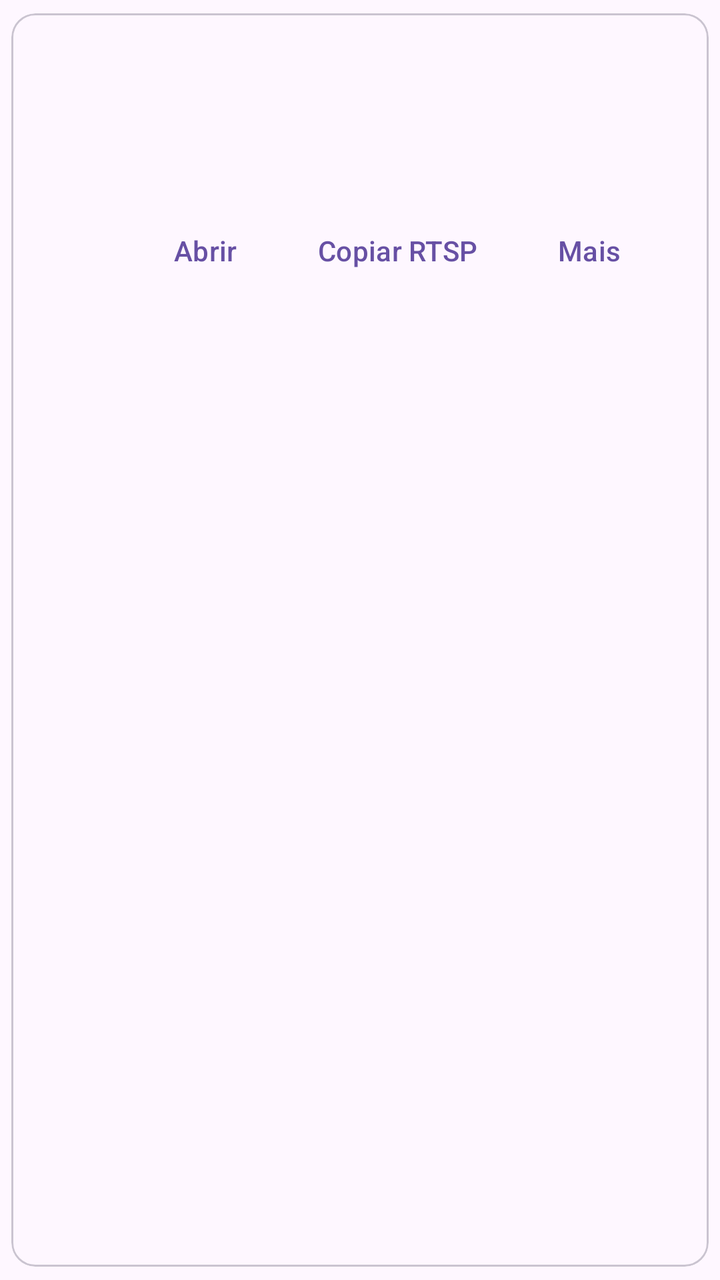
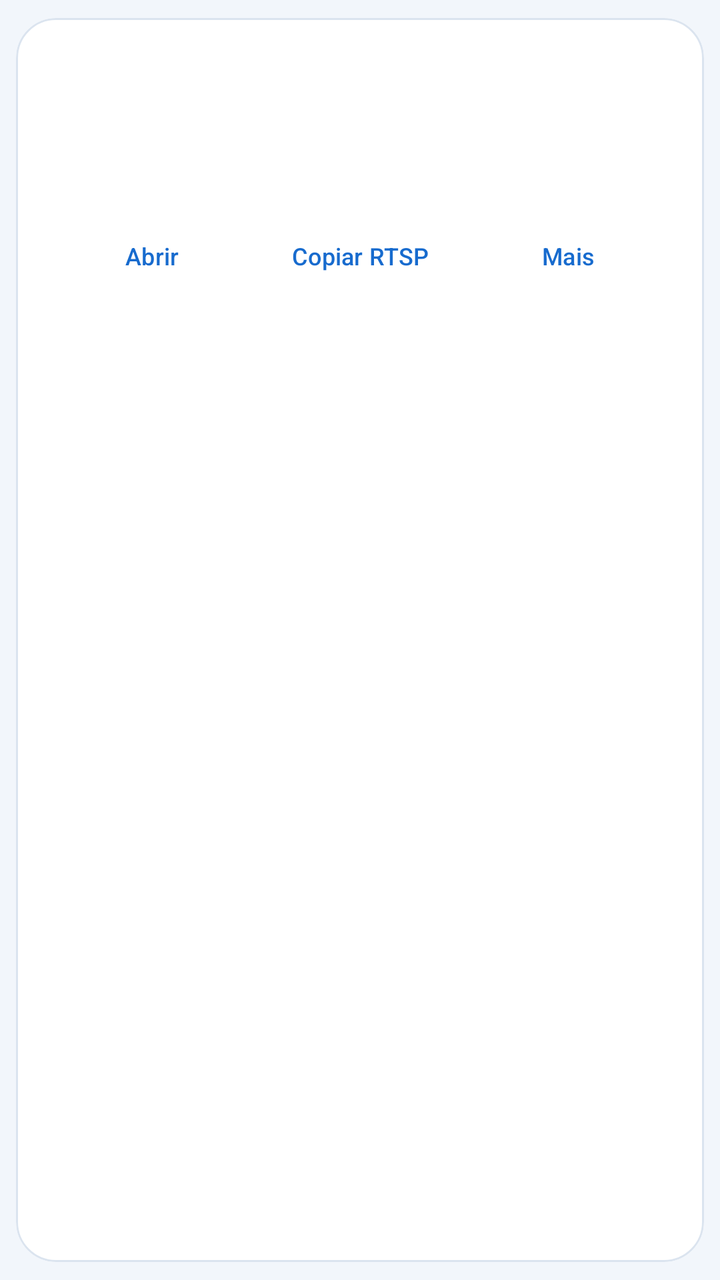

Before-and-after screenshots of an Android layout around one commit, followed by the original layout XML and the change that was made.
<!-- AndroidManifest.xml: application theme Theme.MinhaCamera -->
<!-- res/layout/item_camera.xml -->
<?xml version="1.0" encoding="utf-8"?>
<com.google.android.material.card.MaterialCardView xmlns:android="http://schemas.android.com/apk/res/android"
    xmlns:app="http://schemas.android.com/apk/res-auto"
    android:layout_width="match_parent"
    android:layout_height="wrap_content"
    android:layout_marginStart="12dp"
    android:layout_marginTop="8dp"
    android:layout_marginEnd="12dp"
    android:layout_marginBottom="4dp"
    app:cardUseCompatPadding="true">

    <LinearLayout
        android:layout_width="match_parent"
        android:layout_height="wrap_content"
        android:orientation="vertical"
        android:padding="16dp">

        <TextView
            android:id="@+id/tvName"
            android:layout_width="match_parent"
            android:layout_height="wrap_content"
            android:textAppearance="?attr/textAppearanceTitleMedium"
            android:textStyle="bold" />

        <TextView
            android:id="@+id/tvMasked"
            android:layout_width="match_parent"
            android:layout_height="wrap_content"
            android:layout_marginTop="6dp"
            android:textAppearance="?attr/textAppearanceBodyMedium" />

        <TextView
            android:id="@+id/tvInfo"
            android:layout_width="match_parent"
            android:layout_height="wrap_content"
            android:layout_marginTop="4dp"
            android:textAppearance="?attr/textAppearanceBodySmall" />

        <LinearLayout
            android:layout_width="match_parent"
            android:layout_height="wrap_content"
            android:layout_marginTop="12dp"
            android:gravity="end"
            android:orientation="horizontal">

            <com.google.android.material.button.MaterialButton
                android:id="@+id/btnOpen"
                style="@style/Widget.Material3.Button.TextButton"
                android:layout_width="wrap_content"
                android:layout_height="wrap_content"
                android:text="@string/abrir" />

            <com.google.android.material.button.MaterialButton
                android:id="@+id/btnCopy"
                style="@style/Widget.Material3.Button.TextButton"
                android:layout_width="wrap_content"
                android:layout_height="wrap_content"
                android:text="@string/copiar_rtsp" />

            <com.google.android.material.button.MaterialButton
                android:id="@+id/btnMore"
                style="@style/Widget.Material3.Button.TextButton"
                android:layout_width="wrap_content"
                android:layout_height="wrap_content"
                android:text="@string/mais" />
        </LinearLayout>
    </LinearLayout>
</com.google.android.material.card.MaterialCardView>
<!-- resources referenced by this layout -->
<resources>
  <string name="abrir">Abrir</string>
  <string name="copiar_rtsp">Copiar RTSP</string>
  <string name="mais">Mais</string>
  <style name="Theme.MinhaCamera" parent="Theme.Material3.DayNight" />
</resources>

<!-- the commit's change to res/layout/item_camera.xml (unified diff, before → after) -->
@@ -1,68 +1,12 @@
-<?xml version="1.0" encoding="utf-8"?>
-<com.google.android.material.card.MaterialCardView xmlns:android="http://schemas.android.com/apk/res/android"
-    xmlns:app="http://schemas.android.com/apk/res-auto"
-    android:layout_width="match_parent"
-    android:layout_height="wrap_content"
-    android:layout_marginStart="12dp"
-    android:layout_marginTop="8dp"
-    android:layout_marginEnd="12dp"
-    android:layout_marginBottom="4dp"
-    app:cardUseCompatPadding="true">
-
-    <LinearLayout
-        android:layout_width="match_parent"
-        android:layout_height="wrap_content"
-        android:orientation="vertical"
-        android:padding="16dp">
-
-        <TextView
-            android:id="@+id/tvName"
-            android:layout_width="match_parent"
-            android:layout_height="wrap_content"
-            android:textAppearance="?attr/textAppearanceTitleMedium"
-            android:textStyle="bold" />
-
-        <TextView
-            android:id="@+id/tvMasked"
-            android:layout_width="match_parent"
-            android:layout_height="wrap_content"
-            android:layout_marginTop="6dp"
-            android:textAppearance="?attr/textAppearanceBodyMedium" />
-
-        <TextView
-            android:id="@+id/tvInfo"
-            android:layout_width="match_parent"
-            android:layout_height="wrap_content"
-            android:layout_marginTop="4dp"
-            android:textAppearance="?attr/textAppearanceBodySmall" />
-
-        <LinearLayout
-            android:layout_width="match_parent"
-            android:layout_height="wrap_content"
-            android:layout_marginTop="12dp"
-            android:gravity="end"
-            android:orientation="horizontal">
-
-            <com.google.android.material.button.MaterialButton
-                android:id="@+id/btnOpen"
-                style="@style/Widget.Material3.Button.TextButton"
-                android:layout_width="wrap_content"
-                android:layout_height="wrap_content"
-                android:text="@string/abrir" />
-
-            <com.google.android.material.button.MaterialButton
-                android:id="@+id/btnCopy"
-                style="@style/Widget.Material3.Button.TextButton"
-                android:layout_width="wrap_content"
-                android:layout_height="wrap_content"
-                android:text="@string/copiar_rtsp" />
-
-            <com.google.android.material.button.MaterialButton
-                android:id="@+id/btnMore"
-                style="@style/Widget.Material3.Button.TextButton"
-                android:layout_width="wrap_content"
-                android:layout_height="wrap_content"
-                android:text="@string/mais" />
-        </LinearLayout>
+<com.google.android.material.card.MaterialCardView xmlns:android="http://schemas.android.com/apk/res/android" xmlns:app="http://schemas.android.com/apk/res-auto" android:layout_width="match_parent" android:layout_height="wrap_content" android:layout_marginStart="12dp" android:layout_marginTop="8dp" android:layout_marginEnd="12dp" android:layout_marginBottom="4dp" app:cardUseCompatPadding="true" app:cardCornerRadius="20dp" app:cardBackgroundColor="@color/app_surface" app:strokeColor="@color/app_outline" app:strokeWidth="1dp" app:cardElevation="0dp">
+  <LinearLayout android:layout_width="match_parent" android:layout_height="wrap_content" android:orientation="vertical" android:padding="16dp">
+    <TextView android:id="@+id/tvName" android:layout_width="match_parent" android:layout_height="wrap_content" android:textAppearance="?attr/textAppearanceTitleMedium" android:textStyle="bold" />
+    <TextView android:id="@+id/tvMasked" android:layout_width="match_parent" android:layout_height="wrap_content" android:layout_marginTop="6dp" android:textAppearance="?attr/textAppearanceBodyMedium" android:maxLines="2" android:ellipsize="end" />
+    <TextView android:id="@+id/tvInfo" android:layout_width="match_parent" android:layout_height="wrap_content" android:layout_marginTop="4dp" android:textAppearance="?attr/textAppearanceBodySmall" android:maxLines="2" android:ellipsize="end" />
+    <LinearLayout android:layout_width="match_parent" android:layout_height="wrap_content" android:layout_marginTop="12dp" android:gravity="end" android:orientation="horizontal">
+      <com.google.android.material.button.MaterialButton android:id="@+id/btnOpen" style="@style/Widget.Material3.Button.TextButton" android:layout_width="0dp" android:layout_height="wrap_content" android:text="@string/abrir" android:layout_weight="1" android:minWidth="0dp" android:paddingStart="4dp" android:paddingEnd="4dp" android:textSize="12sp" />
+      <com.google.android.material.button.MaterialButton android:id="@+id/btnCopy" style="@style/Widget.Material3.Button.TextButton" android:layout_width="0dp" android:layout_height="wrap_content" android:text="@string/copiar_rtsp" android:layout_weight="1" android:minWidth="0dp" android:paddingStart="4dp" android:paddingEnd="4dp" android:textSize="12sp" />
+      <com.google.android.material.button.MaterialButton android:id="@+id/btnMore" style="@style/Widget.Material3.Button.TextButton" android:layout_width="0dp" android:layout_height="wrap_content" android:text="@string/mais" android:layout_weight="1" android:minWidth="0dp" android:paddingStart="4dp" android:paddingEnd="4dp" android:textSize="12sp" />
     </LinearLayout>
+  </LinearLayout>
 </com.google.android.material.card.MaterialCardView>
<!-- resource entries referenced after the edit -->
@@ -1,8 +1,17 @@
 <!-- resources referenced by this layout -->
 <resources>
+  <color name="app_outline">#DBE4EF</color>
+  <color name="app_surface">#FFFFFF</color>
   <string name="abrir">Abrir</string>
   <string name="copiar_rtsp">Copiar RTSP</string>
   <string name="mais">Mais</string>
-  <style name="Theme.MinhaCamera" parent="Theme.Material3.DayNight" />
+  <style name="Theme.MinhaCamera" parent="Theme.Material3.DayNight">
+    <item name="colorPrimary">@color/brand_primary</item><item name="colorOnPrimary">@color/brand_on_primary</item><item name="colorSecondary">@color/brand_secondary</item><item name="colorSurface">@color/app_surface</item><item name="colorOnSurface">@color/app_text</item><item name="android:colorBackground">@color/app_background</item><item name="android:windowBackground">@color/app_background</item><item name="android:statusBarColor">@color/brand_primary</item><item name="android:navigationBarColor">@color/app_background</item><item name="android:windowLightStatusBar">false</item>
+   </style>
+  <color name="brand_primary">#176BCE</color>
+  <color name="brand_on_primary">#FFFFFF</color>
+  <color name="brand_secondary">#007F8B</color>
+  <color name="app_text">#17283E</color>
+  <color name="app_background">#F2F6FB</color>
 </resources>
 
